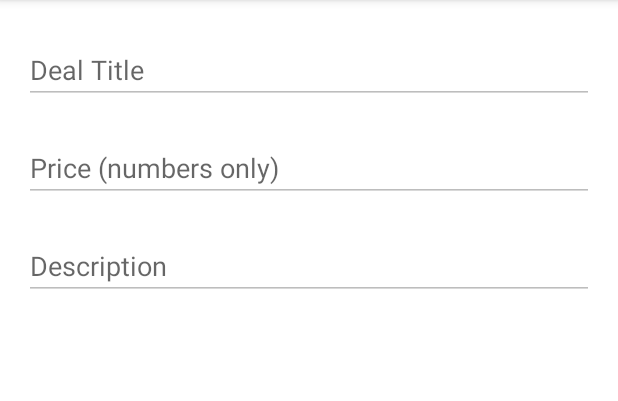
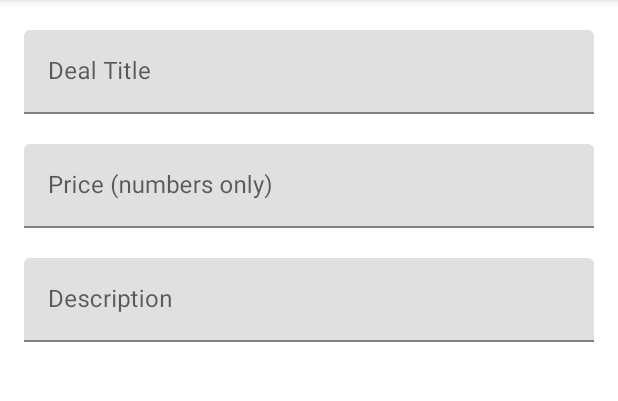
Before and after one commit to petekmunz/Travelmantics, an Android app: the DealActivity screen opened directly, with no data from a screen before it, on a phone screen of 412 x 824 dp, the part 84-485 px from its top. Run offline under Robolectric (Android 15) with nearby library versions, the phone set to English and light mode, and no system bars; our stand-ins replace Firebase (no records; nobody signed in at launch, a user with empty details on screens opened directly), data binding.

Commit message:
Added material text input layout to the edit texts, updated the app icon and changed value properties in strings & dimensions.

```diff
--- a/app/src/main/res/layout/activity_deal.xml
+++ b/app/src/main/res/layout/activity_deal.xml
@@ -1,6 +1,5 @@
 <?xml version="1.0" encoding="utf-8"?>
-<layout
-    xmlns:android="http://schemas.android.com/apk/res/android"
+<layout xmlns:android="http://schemas.android.com/apk/res/android"
     xmlns:app="http://schemas.android.com/apk/res-auto"
     xmlns:tools="http://schemas.android.com/tools">
 
@@ -9,65 +8,81 @@
         android:layout_height="match_parent"
         tools:context=".views.DealActivity">
 
-        <com.google.android.material.textfield.TextInputEditText
-            android:id="@+id/etxtTitle"
+        <com.google.android.material.textfield.TextInputLayout
+            android:id="@+id/etxtTitleLayout"
             android:layout_width="match_parent"
             android:layout_height="wrap_content"
+            app:layout_constraintEnd_toEndOf="parent"
+            app:layout_constraintStart_toStartOf="parent"
+            app:layout_constraintTop_toTopOf="parent"
             android:layout_marginStart="@dimen/text_margin_standard"
             android:layout_marginTop="@dimen/text_margin_large"
-            android:layout_marginEnd="@dimen/text_margin_standard"
-            android:hint="@string/title_hint"
-            android:inputType="textPersonName"
-            app:layout_constraintEnd_toEndOf="parent"
-            app:layout_constraintStart_toStartOf="parent"
-            app:layout_constraintTop_toTopOf="parent" />
+            android:layout_marginEnd="@dimen/text_margin_standard">
 
-        <com.google.android.material.textfield.TextInputEditText
-            android:id="@+id/etxtPrice"
+            <com.google.android.material.textfield.TextInputEditText
+                android:id="@+id/etxtTitle"
+                android:layout_width="match_parent"
+                android:layout_height="wrap_content"
+                android:hint="@string/title_hint"
+                android:inputType="textPersonName" />
+        </com.google.android.material.textfield.TextInputLayout>
+
+        <com.google.android.material.textfield.TextInputLayout
+            android:id="@+id/etxtPriceLayout"
             android:layout_width="0dp"
             android:layout_height="wrap_content"
-            android:layout_marginTop="20dp"
-            android:hint="@string/price_hint"
-            android:inputType="numberDecimal"
-            app:layout_constraintEnd_toEndOf="@+id/etxtTitle"
+            app:layout_constraintEnd_toEndOf="@+id/etxtTitleLayout"
             app:layout_constraintHorizontal_bias="0.0"
-            app:layout_constraintStart_toStartOf="@+id/etxtTitle"
-            app:layout_constraintTop_toBottomOf="@+id/etxtTitle" />
+            app:layout_constraintStart_toStartOf="@+id/etxtTitleLayout"
+            app:layout_constraintTop_toBottomOf="@+id/etxtTitleLayout">
 
-        <com.google.android.material.textfield.TextInputEditText
-            android:id="@+id/etxtDescription"
+            <com.google.android.material.textfield.TextInputEditText
+                android:id="@+id/etxtPrice"
+                android:layout_width="match_parent"
+                android:layout_height="wrap_content"
+                android:layout_marginTop="20dp"
+                android:hint="@string/price_hint"
+                android:inputType="numberDecimal" />
+        </com.google.android.material.textfield.TextInputLayout>
+
+        <com.google.android.material.textfield.TextInputLayout
+            android:id="@+id/etxtDescriptionLayout"
             android:layout_width="0dp"
             android:layout_height="wrap_content"
-            android:layout_marginTop="20dp"
-            android:hint="@string/description_hint"
-            app:layout_constraintEnd_toEndOf="@+id/etxtTitle"
+            app:layout_constraintEnd_toEndOf="@+id/etxtTitleLayout"
             app:layout_constraintHorizontal_bias="0.0"
-            app:layout_constraintStart_toStartOf="@+id/etxtTitle"
-            app:layout_constraintTop_toBottomOf="@+id/etxtPrice" />
+            app:layout_constraintStart_toStartOf="@+id/etxtTitleLayout"
+            app:layout_constraintTop_toBottomOf="@+id/etxtPriceLayout">
+
+            <com.google.android.material.textfield.TextInputEditText
+                android:id="@+id/etxtDescription"
+                android:layout_width="match_parent"
+                android:layout_height="wrap_content"
+                android:layout_marginTop="20dp"
+                android:hint="@string/description_hint" />
+        </com.google.android.material.textfield.TextInputLayout>
 
         <com.google.android.material.button.MaterialButton
             android:id="@+id/btnImage"
             android:layout_width="wrap_content"
             android:layout_height="wrap_content"
-            android:layout_marginTop="50dp"
+            android:layout_marginTop="@dimen/text_margin_large"
             android:text="@string/upload_image"
-            app:layout_constraintEnd_toEndOf="@+id/etxtTitle"
-            app:layout_constraintStart_toStartOf="@+id/etxtTitle"
-            app:layout_constraintTop_toBottomOf="@+id/etxtDescription" />
+            app:layout_constraintEnd_toEndOf="@+id/etxtTitleLayout"
+            app:layout_constraintStart_toStartOf="@+id/etxtTitleLayout"
+            app:layout_constraintTop_toBottomOf="@+id/etxtDescriptionLayout" />
 
         <ImageView
             android:id="@+id/image"
             android:layout_width="0dp"
             android:layout_height="200dp"
-            android:layout_marginStart="8dp"
-            android:layout_marginTop="20dp"
-            android:layout_marginEnd="8dp"
+            android:layout_marginBottom="8dp"
+            android:padding="10dp"
+            app:layout_constraintBottom_toBottomOf="parent"
             app:layout_constraintEnd_toEndOf="parent"
             app:layout_constraintHorizontal_bias="0.0"
             app:layout_constraintStart_toStartOf="parent"
-            app:layout_constraintTop_toBottomOf="@+id/btnImage"
-            app:srcCompat="@android:drawable/screen_background_light_transparent" />
-
+            app:srcCompat="@android:drawable/screen_background_light_transparent"
+            android:contentDescription="@string/image_description"/>
     </androidx.constraintlayout.widget.ConstraintLayout>
-
 </layout>
--- a/app/src/main/res/layout/row_card.xml
+++ b/app/src/main/res/layout/row_card.xml
@@ -32,9 +32,9 @@
                     android:layout_width="0dp"
                     android:layout_height="match_parent"
                     android:layout_weight="1"
-                    android:src="@mipmap/ic_launcher"
                     android:padding="2dp"
-                    app:dealImage="@{traveldeal.imageUrl}"/>
+                    app:dealImage="@{traveldeal.imageUrl}"
+                    android:contentDescription="@string/image_description"/>
                 <LinearLayout
                     android:layout_width="0dp"
                     android:layout_height="wrap_content"
--- a/app/src/main/res/values/dimens.xml
+++ b/app/src/main/res/values/dimens.xml
@@ -1,5 +1,5 @@
 <?xml version="1.0" encoding="utf-8"?>
 <resources>
     <dimen name="text_margin_standard">16dp</dimen>
-    <dimen name="text_margin_large">24dp</dimen>
+    <dimen name="text_margin_large">20dp</dimen>
 </resources>
--- a/app/src/main/res/values/strings.xml
+++ b/app/src/main/res/values/strings.xml
@@ -11,4 +11,5 @@
     <string name="upload_image">Upload Image</string>
     <string name="alert_message">Kindly upload image before saving</string>
     <string name="alert_title">Sorry!</string>
+    <string name="image_description">Image of travel deal on offer</string>
 </resources>
```
Also changed, not shown: app/src/main/res/mipmap-hdpi/ic_launcher.png, app/src/main/res/mipmap-hdpi/ic_launcher_round.png, app/src/main/res/mipmap-mdpi/ic_launcher.png, app/src/main/res/mipmap-mdpi/ic_launcher_round.png, app/src/main/res/mipmap-xhdpi/ic_launcher.png, app/src/main/res/mipmap-xhdpi/ic_launcher_round.png, app/src/main/res/mipmap-xxhdpi/ic_launcher.png, app/src/main/res/mipmap-xxhdpi/ic_launcher_round.png, app/src/main/res/mipmap-xxxhdpi/ic_launcher.png, app/src/main/res/mipmap-xxxhdpi/ic_launcher_round.png.
